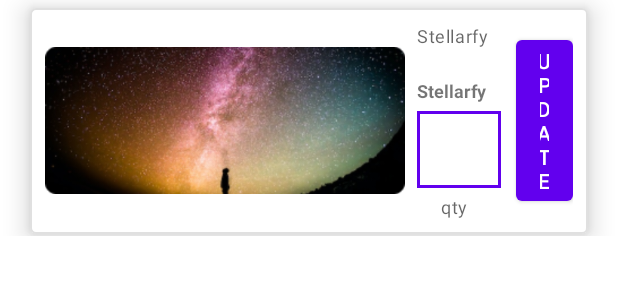
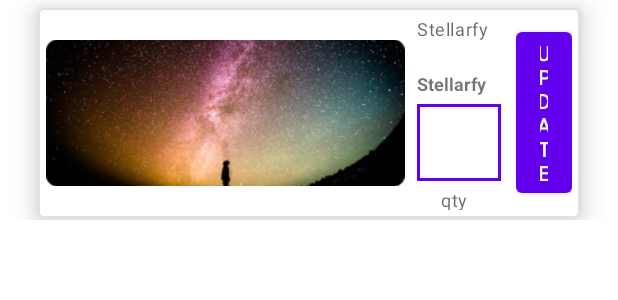
Before and after one commit to dakalo17/stellarfy, an Android app: the layout single_cart_product_item.xml on its own in the app's theme, with its tools: preview values and no code run, on a phone screen of 412 x 824 dp. Shown: the top 300 px of the screen. Run offline under Robolectric (Android 15) with nearby library versions, the phone set to English and light mode, and no system bars; network calls fail.

```diff
--- a/app/src/main/AndroidManifest.xml
+++ b/app/src/main/AndroidManifest.xml
@@ -11,6 +11,8 @@
         android:label="@string/app_name"
         android:supportsRtl="true"
         android:theme="@style/Theme.ShopAndroid"
+
+        android:networkSecurityConfig="@xml/network_security_config"
         tools:targetApi="31">
         <activity
             android:name=".activities.BottomNavigationActivity"
--- a/app/src/main/java/com/example/shopandroid/services/implementations/BaseService.java
+++ b/app/src/main/java/com/example/shopandroid/services/implementations/BaseService.java
@@ -33,6 +33,7 @@ import retrofit2.Retrofit;
 import retrofit2.converter.gson.GsonConverterFactory;
 
 import static com.example.shopandroid.utilities.Endpoints.BASE_URL;
+import static com.example.shopandroid.utilities.Endpoints.LOCAL_URL;
 
 public abstract class BaseService<T> {
 
@@ -49,7 +50,7 @@ public abstract class BaseService<T> {
         Gson gson = new GsonBuilder().setLenient().create();
          Retrofit.Builder builder = new Retrofit
                 .Builder()
-                .baseUrl(BASE_URL)
+                .baseUrl(LOCAL_URL)
                 .addConverterFactory(GsonConverterFactory.create(gson));
 
 
@@ -140,7 +141,7 @@ public abstract class BaseService<T> {
 
         //re create the 2,so that there is no interceptor for them
         Retrofit tempRetrofit = new Retrofit.Builder()
-                .baseUrl(BASE_URL)
+                .baseUrl(LOCAL_URL)
                 .addConverterFactory(GsonConverterFactory.create())
                 .build();
 
--- a/app/src/main/java/com/example/shopandroid/services/implementations/ProductService.java
+++ b/app/src/main/java/com/example/shopandroid/services/implementations/ProductService.java
@@ -75,8 +75,9 @@ public class ProductService extends BaseService<IProductEndpoint>{
             @Override
             public void onResponse(@NonNull Call<ArrayList<Product>> call, Response<ArrayList<Product>> response) {
 
+
                 if (!response.isSuccessful()) return;
-
+                /* TODO resolve crash */
                 GridLayoutManager gridLayoutManager =
                         new GridLayoutManager(_fragment
                                 .requireActivity()
--- a/app/src/main/java/com/example/shopandroid/utilities/Endpoints.java
+++ b/app/src/main/java/com/example/shopandroid/utilities/Endpoints.java
@@ -21,6 +21,6 @@ public class Endpoints {
 
 
     public static final String BASE_URL="https://stable-frankly-marmoset.ngrok-free.app";
-    public static final String B1ASE_URL="https://localhost:7159";
+    public static final String LOCAL_URL="https://6c261gw7-7159.inc1.devtunnels.ms";
 
 }
--- a/app/src/main/res/layout/single_cart_product_item.xml
+++ b/app/src/main/res/layout/single_cart_product_item.xml
@@ -6,12 +6,16 @@
     android:id="@+id/clCart"
 
     android:layout_width="wrap_content"
-    android:layout_height="wrap_content">
+    android:layout_height="wrap_content"
+    android:paddingStart="5dp"
+    android:paddingEnd="5dp"
+
+    >
     <ImageView
         android:id="@+id/imgSwipeDelete"
         android:layout_width="100dp"
         android:layout_height="105dp"
-        android:contentDescription="TODO"
+        android:contentDescription="@string/todo"
         android:src="@drawable/mi_delete"
         android:layout_marginStart="250dp"
 
@@ -25,7 +29,7 @@
 
     android:id="@+id/mcvItem"
     android:layout_width="match_parent"
-    android:layout_height="match_parent"
+    android:layout_height="140dp"
 
     android:layout_marginStart="20dp"
     android:layout_marginEnd="20dp"
@@ -47,7 +51,7 @@
             android:layout_width="match_parent"
             android:layout_height="wrap_content"
             android:orientation="horizontal"
-            android:padding="10dp"
+            android:padding="5dp"
             >
             <ImageView
                 android:id="@+id/imgProductCartItem"
--- /dev/null
+++ b/app/src/main/res/xml/network_security_config.xml
@@ -0,0 +1,6 @@
+<?xml version="1.0" encoding="utf-8"?>
+<network-security-config>
+    <domain-config cleartextTrafficPermitted="true">
+        <domain includeSubdomains="true">10.0.2.2</domain>
+    </domain-config>
+</network-security-config>
```
Also changed, not shown: app/src/main/java/com/example/shopandroid/fragments/CartFragment.java (+29 -9 lines), app/src/main/java/com/example/shopandroid/services/implementations/CartItemService.java (+8 -1 lines), app/src/main/res/layout/fragment_cart.xml (+23 -6 lines).
